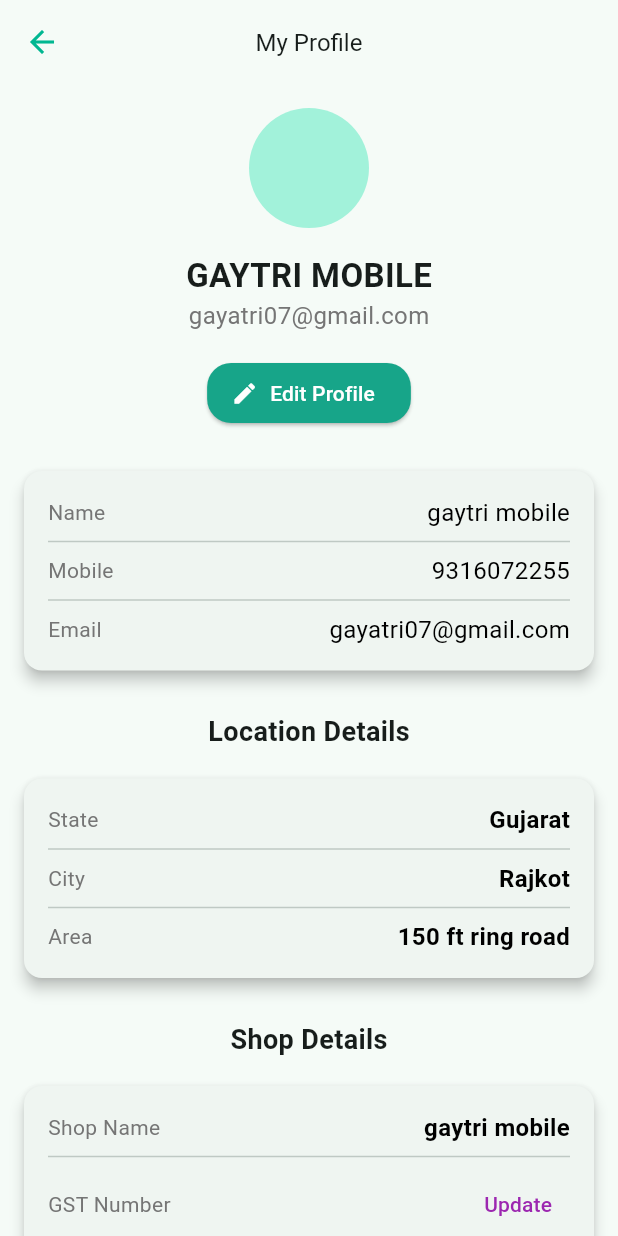
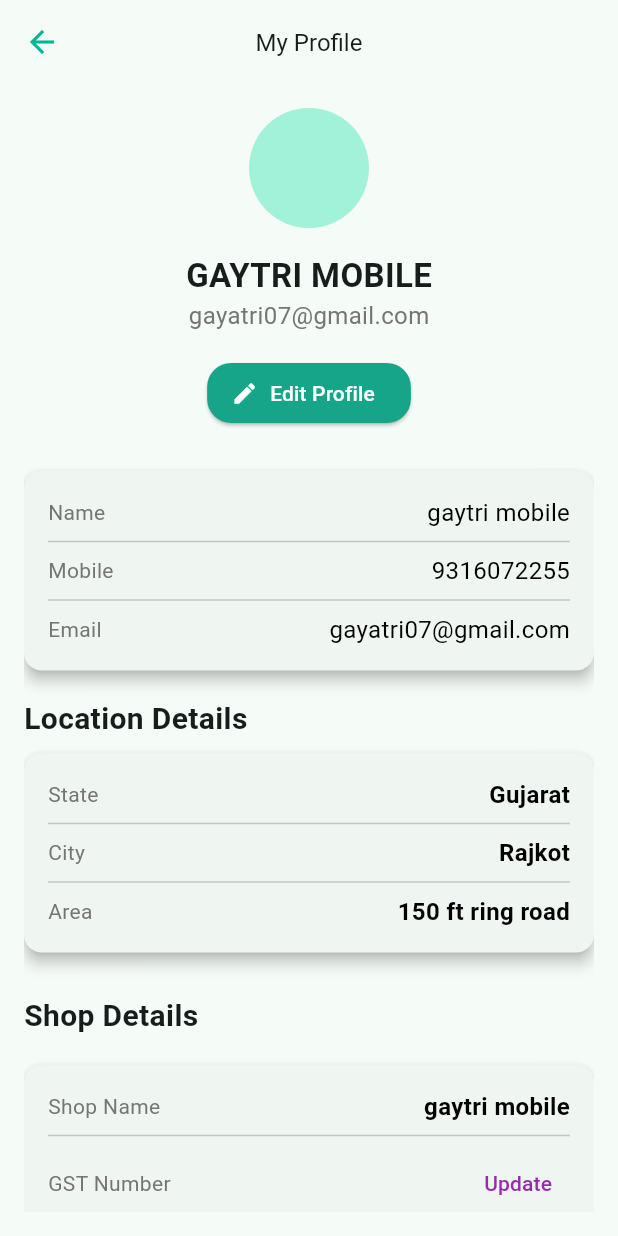
Before and after one commit to DevanshuB007/Mobil_world, a Flutter app: the Profile screen opened directly, on a phone screen of 412 x 824 dp. Run offline on Flutter 3.47's test engine with Material 3 defaults, Android fonts, the phone set to English and light mode, and no system bars; our stand-ins replace google_fonts, image_picker; Roboto replaces fonts that are missing (Playfair).

Commit message:
update code

```diff
--- a/lib/Drawer_Screen/View/profile/Profile.dart
+++ b/lib/Drawer_Screen/View/profile/Profile.dart
@@ -1,5 +1,6 @@
 import 'package:flutter/material.dart';
 import 'package:gaytri_mobile/Drawer_Screen/View/profile/edit_profile.dart';
+import 'package:google_fonts/google_fonts.dart';
 
 class Profile extends StatefulWidget {
   const Profile({super.key});
@@ -28,10 +29,13 @@ class _ProfileState extends State<Profile> {
           style: TextStyle(fontSize: 16),
         ),
       ),
-      body: SingleChildScrollView(
-        child: Padding(
+      body: Padding(
         padding: const EdgeInsets.all(16),
+        child: SingleChildScrollView(
           child: Column(
+            crossAxisAlignment: CrossAxisAlignment.start,
+            children: [
+              Column(
                 crossAxisAlignment: CrossAxisAlignment.center,
                 children: [
                   // Profile Picture
@@ -76,6 +80,9 @@ class _ProfileState extends State<Profile> {
                   ),
                   SizedBox(height: 20),
                   // Personal Details Section
+                  Column(
+                    crossAxisAlignment: CrossAxisAlignment.start,
+                    children: [
                       Card(
                         shape: RoundedRectangleBorder(
                           borderRadius: BorderRadius.circular(12.0),
@@ -90,11 +97,13 @@ class _ProfileState extends State<Profile> {
                             child: Column(
                               children: [
                                 Row(
-                          mainAxisAlignment: MainAxisAlignment.spaceBetween,
+                                  mainAxisAlignment:
+                                      MainAxisAlignment.spaceBetween,
                                   children: [
                                     Text("Name",
                                         style: TextStyle(
-                                    fontSize: 14, color: Colors.grey[600])),
+                                            fontSize: 14,
+                                            color: Colors.grey[600])),
                                     Text("gaytri mobile",
                                         style: TextStyle(
                                             fontSize: 16,
@@ -104,11 +113,13 @@ class _ProfileState extends State<Profile> {
                                 ),
                                 Divider(),
                                 Row(
-                          mainAxisAlignment: MainAxisAlignment.spaceBetween,
+                                  mainAxisAlignment:
+                                      MainAxisAlignment.spaceBetween,
                                   children: [
                                     Text("Mobile",
                                         style: TextStyle(
-                                    fontSize: 14, color: Colors.grey[600])),
+                                            fontSize: 14,
+                                            color: Colors.grey[600])),
                                     Text("9316072255",
                                         style: TextStyle(
                                             fontSize: 16,
@@ -118,11 +129,13 @@ class _ProfileState extends State<Profile> {
                                 ),
                                 Divider(),
                                 Row(
-                          mainAxisAlignment: MainAxisAlignment.spaceBetween,
+                                  mainAxisAlignment:
+                                      MainAxisAlignment.spaceBetween,
                                   children: [
                                     Text("Email",
                                         style: TextStyle(
-                                    fontSize: 14, color: Colors.grey[600])),
+                                            fontSize: 14,
+                                            color: Colors.grey[600])),
                                     Text("gayatri07@gmail.com",
                                         style: TextStyle(
                                             fontSize: 16,
@@ -135,18 +148,22 @@ class _ProfileState extends State<Profile> {
                           ),
                         ),
                       ),
-              SizedBox(height: 20),
-              // Location Details Section
-              Column(
-                crossAxisAlignment: CrossAxisAlignment.start,
-                children: [
-                  Text(
-                    "Location Details",
-                    style: TextStyle(fontSize: 18, fontWeight: FontWeight.bold),
+                    ],
                   ),
                 ],
               ),
+              //  Location Details Section
               SizedBox(height: 10),
+              Text(
+                "Location Details",
+                style: GoogleFonts.playfair(
+                  fontSize: 20,
+                  fontWeight: FontWeight.bold,
+                ),
+                // style: TextStyle(fontSize: 18, fontWeight: FontWeight.bold),
+              ),
+
+              // SizedBox(height: 10),
               Card(
                 shape: RoundedRectangleBorder(
                   borderRadius: BorderRadius.circular(12.0),
@@ -206,7 +223,10 @@ class _ProfileState extends State<Profile> {
               // Shop Details Section
               Text(
                 "Shop Details",
-                style: TextStyle(fontSize: 18, fontWeight: FontWeight.bold),
+                style: GoogleFonts.playfair(
+                  fontSize: 20,
+                  fontWeight: FontWeight.bold,
+                ),
               ),
               SizedBox(height: 10),
               Card(
@@ -218,6 +238,7 @@ class _ProfileState extends State<Profile> {
                 child: Padding(
                   padding: EdgeInsets.all(16.0),
                   child: Column(
+                    crossAxisAlignment: CrossAxisAlignment.start,
                     children: [
                       Row(
                         mainAxisAlignment: MainAxisAlignment.spaceBetween,
@@ -248,12 +269,13 @@ class _ProfileState extends State<Profile> {
                           ),
                         ],
                       ),
+                      Divider(),
                       Column(
                         children: [
-                          Text("Shop Name",
+                          Text("Shop Description",
                               style: TextStyle(
                                   fontSize: 14, color: Colors.grey[600])),
-                          Text("gaytri mobile",
+                          Text("gaytri mobile World",
                               style: TextStyle(
                                   fontSize: 16,
                                   fontWeight: FontWeight.bold,
@@ -263,7 +285,7 @@ class _ProfileState extends State<Profile> {
                       Divider(),
                       Column(
                         children: [
-                          Text("Shop Name",
+                          Text("Shop Address",
                               style: TextStyle(
                                   fontSize: 14, color: Colors.grey[600])),
                           Text("gaytri mobile",
```
Lines whose indentation alone changed are shown as unchanged.
